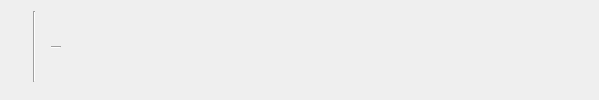
First picture: the form in src/views/song.ui, repository Didiloy/spotwrap, before the edit.
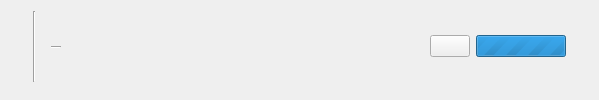
Second picture: the form after the edit. Icons and pictures are not drawn.

Commit message: add the ability to download a single song in the album/playlist

What changed in the file:
```diff
--- a/src/views/song.ui
+++ b/src/views/song.ui
@@ -135,6 +135,49 @@
         </property>
        </widget>
       </item>
+      <item>
+       <widget class="QPushButton" name="buttonDownload">
+        <property name="cursor">
+         <cursorShape>PointingHandCursor</cursorShape>
+        </property>
+        <property name="text">
+         <string/>
+        </property>
+        <property name="icon">
+         <iconset resource="../../assets/ressource.qrc">
+          <normaloff>:/images/images/download.png</normaloff>:/images/images/download.png</iconset>
+        </property>
+       </widget>
+      </item>
+      <item>
+       <widget class="QProgressBar" name="progressBar">
+        <property name="sizePolicy">
+         <sizepolicy hsizetype="Fixed" vsizetype="Fixed">
+          <horstretch>0</horstretch>
+          <verstretch>0</verstretch>
+         </sizepolicy>
+        </property>
+        <property name="minimumSize">
+         <size>
+          <width>90</width>
+          <height>10</height>
+         </size>
+        </property>
+        <property name="maximum">
+         <number>0</number>
+        </property>
+        <property name="value">
+         <number>-1</number>
+        </property>
+       </widget>
+      </item>
+      <item>
+       <widget class="QLabel" name="labelDownloadFinished">
+        <property name="text">
+         <string/>
+        </property>
+       </widget>
+      </item>
      </layout>
     </widget>
    </item>
```
Left out of the diff: 4 changed lines with no effect on the pictures. The commit also changes 10 other files.
